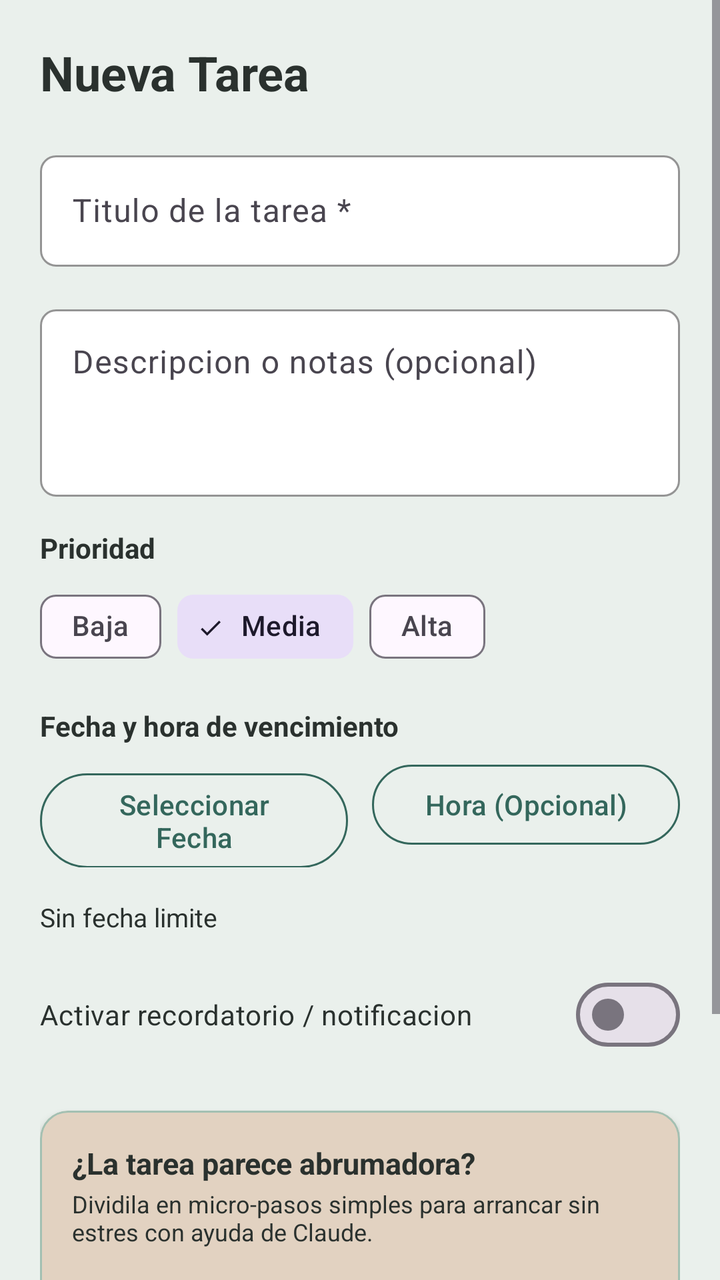
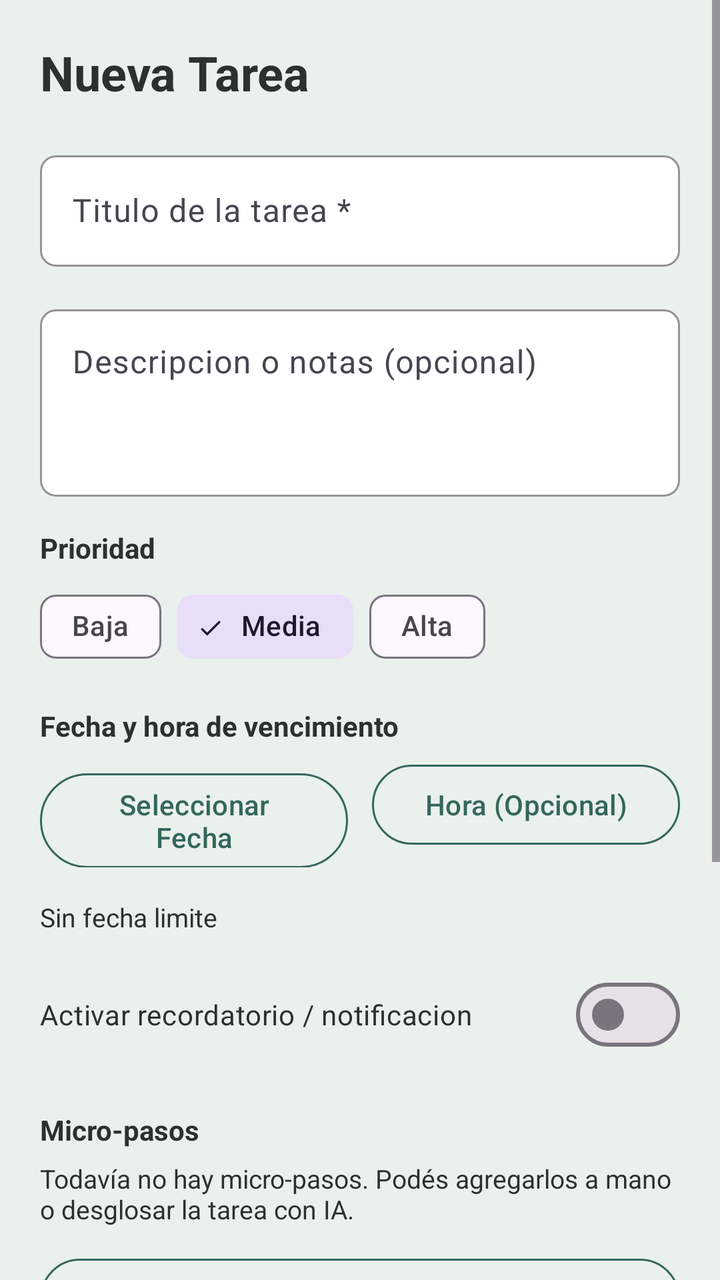

Two renders of the same Android screen: before a commit and after it. Below are the layout's source before the change and the commit's diff.
<!-- AndroidManifest.xml: application theme Theme.Clarity -->
<!-- res/layout/activity_formulario_tarea.xml -->
<?xml version="1.0" encoding="utf-8"?>
<ScrollView
    xmlns:android="http://schemas.android.com/apk/res/android"
    xmlns:app="http://schemas.android.com/apk/res-auto"
    android:layout_width="match_parent"
    android:layout_height="match_parent"
    android:background="@color/fondo_app"
    android:fillViewport="true">

    <LinearLayout
        android:layout_width="match_parent"
        android:layout_height="wrap_content"
        android:orientation="vertical"
        android:padding="20dp">

        
        <TextView
            android:id="@+id/tvTituloPantalla"
            android:layout_width="match_parent"
            android:layout_height="wrap_content"
            android:text="Nueva Tarea"
            android:textColor="@color/gris_texto"
            android:textSize="24sp"
            android:textStyle="bold"
            android:layout_marginBottom="20dp" />

        
        <com.google.android.material.textfield.TextInputLayout
            android:layout_width="match_parent"
            android:layout_height="wrap_content"
            android:layout_marginBottom="16dp"
            app:boxBackgroundColor="@color/blanco_superficie"
            app:boxCornerRadiusBottomEnd="8dp"
            app:boxCornerRadiusBottomStart="8dp"
            app:boxCornerRadiusTopEnd="8dp"
            app:boxCornerRadiusTopStart="8dp"
            app:boxStrokeColor="@color/verde_principal">

            <com.google.android.material.textfield.TextInputEditText
                android:id="@+id/etTituloTarea"
                android:layout_width="match_parent"
                android:layout_height="wrap_content"
                android:hint="Titulo de la tarea *"
                android:inputType="textCapSentences"
                android:textColor="@color/gris_texto" />
        </com.google.android.material.textfield.TextInputLayout>

        
        <com.google.android.material.textfield.TextInputLayout
            android:layout_width="match_parent"
            android:layout_height="wrap_content"
            android:layout_marginBottom="16dp"
            app:boxBackgroundColor="@color/blanco_superficie"
            app:boxCornerRadiusBottomEnd="8dp"
            app:boxCornerRadiusBottomStart="8dp"
            app:boxCornerRadiusTopEnd="8dp"
            app:boxCornerRadiusTopStart="8dp"
            app:boxStrokeColor="@color/verde_principal">

            <com.google.android.material.textfield.TextInputEditText
                android:id="@+id/etDescripcionTarea"
                android:layout_width="match_parent"
                android:layout_height="wrap_content"
                android:hint="Descripcion o notas (opcional)"
                android:gravity="top|start"
                android:inputType="textMultiLine"
                android:minLines="3"
                android:textColor="@color/gris_texto" />
        </com.google.android.material.textfield.TextInputLayout>

        
        <TextView
            android:layout_width="wrap_content"
            android:layout_height="wrap_content"
            android:text="Prioridad"
            android:textStyle="bold"
            android:textColor="@color/gris_texto"
            android:textSize="14sp"
            android:layout_marginBottom="6dp"/>

        <com.google.android.material.chip.ChipGroup
            android:id="@+id/chipGroupFormPrioridad"
            android:layout_width="match_parent"
            android:layout_height="wrap_content"
            android:layout_marginBottom="16dp"
            app:singleSelection="true">

            <com.google.android.material.chip.Chip
                android:id="@+id/chipFormBaja"
                style="@style/Widget.Material3.Chip.Filter"
                android:layout_width="wrap_content"
                android:layout_height="wrap_content"
                android:text="Baja" />

            
            <com.google.android.material.chip.Chip
                android:id="@+id/chipFormMedia"
                style="@style/Widget.Material3.Chip.Filter"
                android:layout_width="wrap_content"
                android:layout_height="wrap_content"
                android:checked="true"
                android:text="Media" />

            <com.google.android.material.chip.Chip
                android:id="@+id/chipFormAlta"
                style="@style/Widget.Material3.Chip.Filter"
                android:layout_width="wrap_content"
                android:layout_height="wrap_content"
                android:text="Alta" />
        </com.google.android.material.chip.ChipGroup>

        
        <TextView
            android:layout_width="wrap_content"
            android:layout_height="wrap_content"
            android:text="Fecha y hora de vencimiento"
            android:textStyle="bold"
            android:textColor="@color/gris_texto"
            android:textSize="14sp"
            android:layout_marginBottom="6dp" />

        <LinearLayout
            android:layout_width="match_parent"
            android:layout_height="wrap_content"
            android:orientation="horizontal"
            android:layout_marginBottom="16dp">

            <com.google.android.material.button.MaterialButton
                android:id="@+id/btnSeleccionarFecha"
                style="@style/Widget.Material3.Button.OutlinedButton"
                android:layout_width="0dp"
                android:layout_height="wrap_content"
                android:layout_weight="1"
                android:layout_marginEnd="6dp"
                android:text="Seleccionar Fecha"
                android:textColor="@color/verde_principal"
                app:strokeColor="@color/verde_principal" />

            <com.google.android.material.button.MaterialButton
                android:id="@+id/btnSeleccionarHora"
                style="@style/Widget.Material3.Button.OutlinedButton"
                android:layout_width="0dp"
                android:layout_height="wrap_content"
                android:layout_weight="1"
                android:layout_marginStart="6dp"
                android:text="Hora (Opcional)"
                android:textColor="@color/verde_principal"
                app:strokeColor="@color/verde_principal" />
        </LinearLayout>

        
        <TextView
            android:id="@+id/tvFechaSeleccionada"
            android:layout_width="match_parent"
            android:layout_height="wrap_content"
            android:text="Sin fecha limite"
            android:textColor="@color/gris_texto"
            android:textSize="13sp"
            android:layout_marginBottom="16dp"/>

        
        <com.google.android.material.materialswitch.MaterialSwitch
            android:id="@+id/switchRecordatorio"
            android:layout_width="match_parent"
            android:layout_height="wrap_content"
            android:text="Activar recordatorio / notificacion"
            android:textColor="@color/gris_texto"
            android:textSize="14sp"
            android:layout_marginBottom="24dp"/>

        
        <com.google.android.material.card.MaterialCardView
            android:layout_width="match_parent"
            android:layout_height="wrap_content"
            android:layout_marginBottom="24dp"
            app:cardCornerRadius="14dp"
            app:cardElevation="3dp"
            app:cardBackgroundColor="@color/arena_decorativo"
            app:strokeColor="@color/verde_secundario"
            app:strokeWidth="1dp">

            <LinearLayout
                android:layout_width="match_parent"
                android:layout_height="wrap_content"
                android:orientation="vertical"
                android:padding="16dp">

                <TextView
                    android:layout_width="wrap_content"
                    android:layout_height="wrap_content"
                    android:text="¿La tarea parece abrumadora?"
                    android:textStyle="bold"
                    android:textColor="@color/gris_texto"
                    android:textSize="15sp" />

                <TextView
                    android:layout_width="wrap_content"
                    android:layout_height="wrap_content"
                    android:text="Dividila en micro-pasos simples para arrancar sin estres con ayuda de Claude."
                    android:textColor="@color/gris_texto"
                    android:textSize="12sp"
                    android:layout_marginTop="2dp"
                    android:layout_marginBottom="12dp" />

                <com.google.android.material.button.MaterialButton
                    android:id="@+id/btnDesglosarIA"
                    android:layout_width="match_parent"
                    android:layout_height="wrap_content"
                    android:text="Desglosar con IA"
                    android:textColor="@color/blanco_superficie"
                    android:textStyle="bold"
                    app:backgroundTint="@color/verde_principal"
                    app:cornerRadius="10dp" />
            </LinearLayout>
        </com.google.android.material.card.MaterialCardView>

        
        <com.google.android.material.button.MaterialButton
            android:id="@+id/btnGuardarTarea"
            android:layout_width="match_parent"
            android:layout_height="52dp"
            android:text="Guardar Tarea"
            android:textSize="16sp"
            android:textStyle="bold"
            android:textColor="@color/blanco_superficie"
            app:backgroundTint="@color/verde_principal"
            app:cornerRadius="10dp"
            android:layout_marginBottom="12dp"/>

        
        <com.google.android.material.button.MaterialButton
            android:id="@+id/btnEliminarTarea"
            style="@style/Widget.Material3.Button.TextButton"
            android:layout_width="match_parent"
            android:layout_height="wrap_content"
            android:text="Eliminar esta tarea"
            android:textColor="#C94A4A"
            android:visibility="gone" />

    </LinearLayout>
</ScrollView>
<!-- resources referenced by this layout -->
<resources>
  <color name="arena_decorativo">#E2D2C1</color>
  <color name="blanco_superficie">#FFFFFF</color>
  <color name="fondo_app">#EAF0EC</color>
  <color name="gris_texto">#2A312E</color>
  <color name="verde_principal">#34675C</color>
  <color name="verde_secundario">#A3C0B2</color>
  <style name="Theme.Clarity" parent="Base.Theme.Clarity" />
  <style name="Base.Theme.Clarity" parent="Theme.Material3.DayNight.NoActionBar">
          
          
      </style>
</resources>

<!-- the commit's change to res/layout/activity_formulario_tarea.xml (unified diff, before → after) -->
@@ -167,6 +167,42 @@
             android:textColor="@color/gris_texto"
             android:textSize="14sp"
             android:layout_marginBottom="24dp"/>
+
+        
+        <TextView
+            android:layout_width="wrap_content"
+            android:layout_height="wrap_content"
+            android:text="Micro-pasos"
+            android:textStyle="bold"
+            android:textColor="@color/gris_texto"
+            android:textSize="14sp"
+            android:layout_marginBottom="6dp" />
+
+        <TextView
+            android:id="@+id/tvSinMicroPasos"
+            android:layout_width="match_parent"
+            android:layout_height="wrap_content"
+            android:text="Todavía no hay micro-pasos. Podés agregarlos a mano o desglosar la tarea con IA."
+            android:textColor="@color/gris_texto"
+            android:textSize="13sp"
+            android:layout_marginBottom="8dp" />
+
+        <LinearLayout
+            android:id="@+id/contenedorMicroPasosForm"
+            android:layout_width="match_parent"
+            android:layout_height="wrap_content"
+            android:orientation="vertical" />
+
+        <com.google.android.material.button.MaterialButton
+            android:id="@+id/btnAgregarMicroPaso"
+            style="@style/Widget.Material3.Button.OutlinedButton"
+            android:layout_width="match_parent"
+            android:layout_height="wrap_content"
+            android:layout_marginTop="4dp"
+            android:layout_marginBottom="24dp"
+            android:text="+ Agregar micro-paso"
+            android:textColor="@color/verde_principal"
+            app:strokeColor="@color/verde_principal" />
 
         
         <com.google.android.material.card.MaterialCardView
